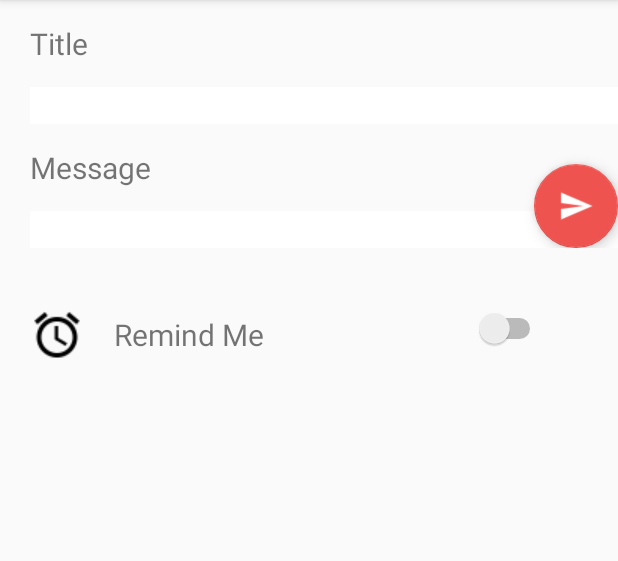
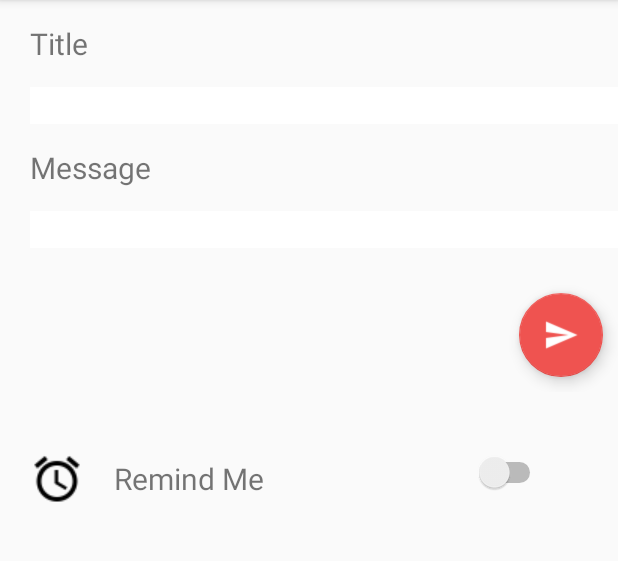
Before and after one commit to divyaRastogi29/LearningAndroid, an Android app: the screen it shows after launch (MainActivity), after a tap on an icon or button, on a phone screen of 412 x 824 dp, the part 84-645 px from its top. Run offline under Robolectric (Android 15) with nearby library versions, the phone set to English and light mode, and no system bars.

Commit message:
send layout change

```diff
--- a/NoteApp/app/src/main/res/layout/fragment_layout.xml
+++ b/NoteApp/app/src/main/res/layout/fragment_layout.xml
@@ -46,15 +46,23 @@
                     android:layout_marginTop="15dp"
                     android:layout_marginLeft="20dp"
                     android:background="@color/white"/>
+                <LinearLayout
+                    android:layout_width="match_parent"
+                    android:layout_height="wrap_content"
+                    android:gravity="bottom|end"
+                    android:layout_marginTop="20dp">
+
+                    <android.support.design.widget.FloatingActionButton
+                        android:id="@+id/submitButton"
+                        android:src="@drawable/send"
+                        app:fabSize="normal"
+                        android:layout_width="wrap_content"
+                        android:layout_height="wrap_content"
+                        android:layout_margin="10dp"/>
+                </LinearLayout>
+
             </LinearLayout>
 
-            <android.support.design.widget.FloatingActionButton
-                android:id="@+id/submitButton"
-                android:src="@drawable/send"
-                app:fabSize="normal"
-                android:layout_width="wrap_content"
-                android:layout_height="wrap_content"
-                android:layout_gravity="end|bottom" />
 
         </android.support.design.widget.CoordinatorLayout>
 
```
